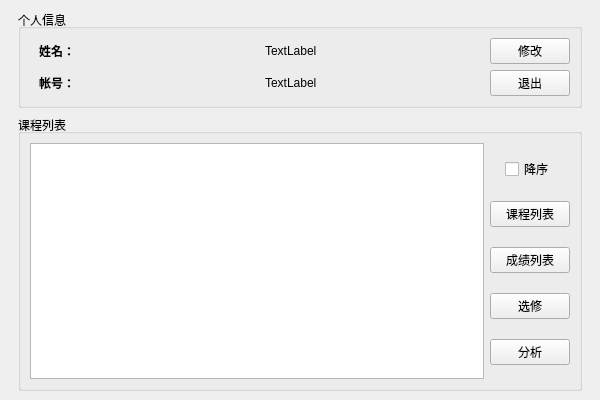
Before: the Qt Designer form ui/home.ui in fanenr/cxx-DB-client, drawn with Qt 5.
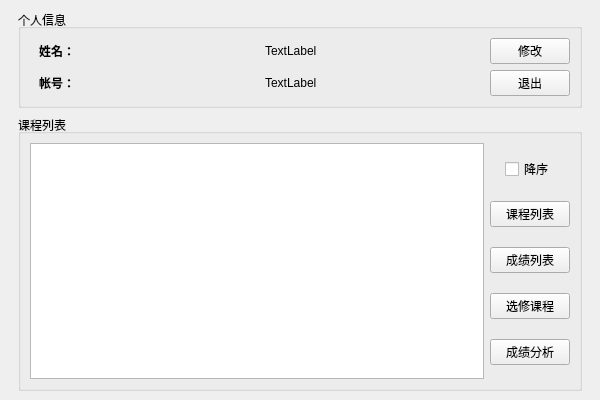
After: the same form once the commit is applied.

What changed in the file:
```diff
--- a/ui/home.ui
+++ b/ui/home.ui
@@ -180,7 +180,7 @@
             </sizepolicy>
            </property>
            <property name="text">
-            <string>选修</string>
+            <string>选修课程</string>
            </property>
           </widget>
          </item>
@@ -193,7 +193,7 @@
             </sizepolicy>
            </property>
            <property name="text">
-            <string>分析</string>
+            <string>成绩分析</string>
            </property>
           </widget>
          </item>
```
